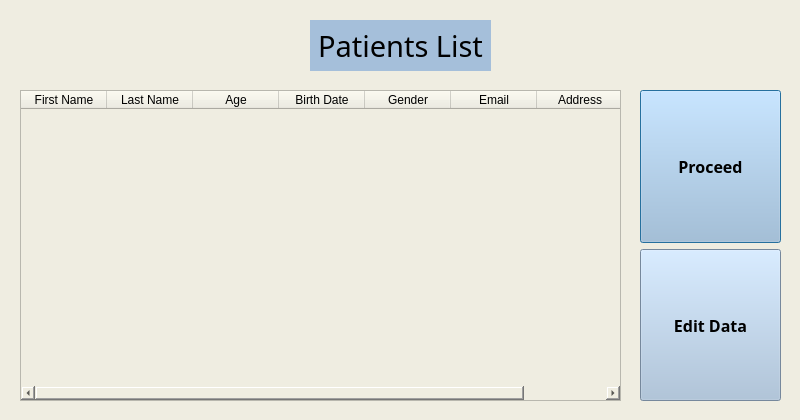
AlgoChad/Shit, file browser_choice.ui: the form before one commit.
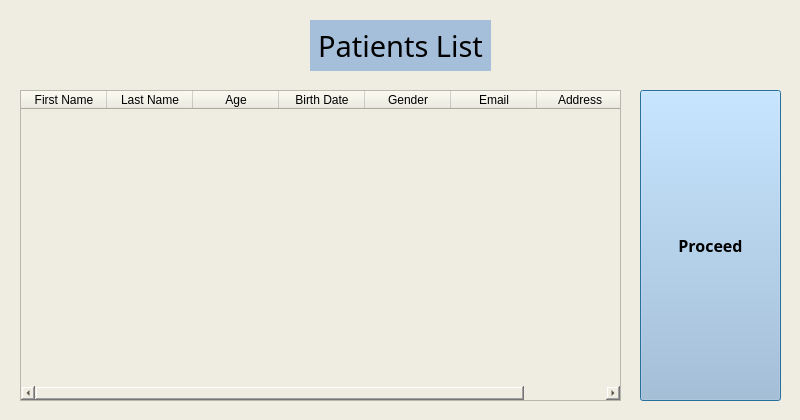
The form after the commit.

What changed in the file:
```diff
--- a/browser_choice.ui
+++ b/browser_choice.ui
@@ -174,30 +174,6 @@
       </property>
      </widget>
     </item>
-    <item>
-     <widget class="QPushButton" name="edit_data_2">
-      <property name="sizePolicy">
-       <sizepolicy hsizetype="Minimum" vsizetype="Preferred">
-        <horstretch>0</horstretch>
-        <verstretch>0</verstretch>
-       </sizepolicy>
-      </property>
-      <property name="font">
-       <font>
-        <family>Agency FB</family>
-        <pointsize>12</pointsize>
-        <weight>75</weight>
-        <bold>true</bold>
-       </font>
-      </property>
-      <property name="styleSheet">
-       <string notr="true">background-color: rgb(165, 191, 218);</string>
-      </property>
-      <property name="text">
-       <string>Edit Data</string>
-      </property>
-     </widget>
-    </item>
    </layout>
   </widget>
  </widget>
```
Left out of the diff: 2 changed lines with no effect on the pictures.
